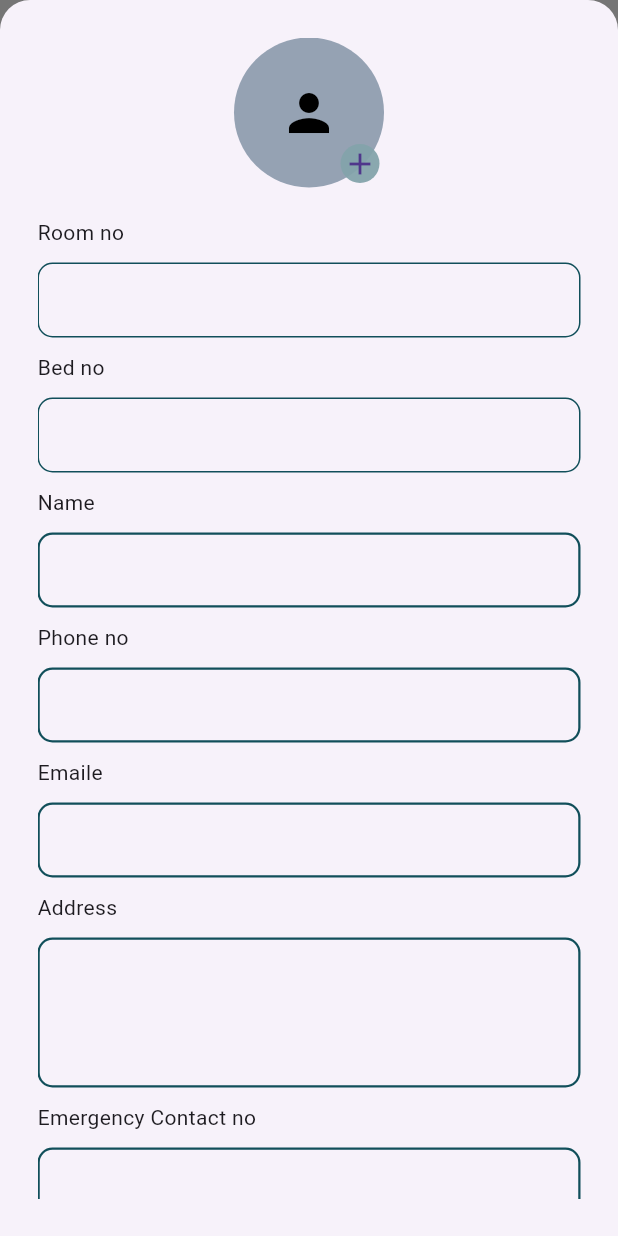
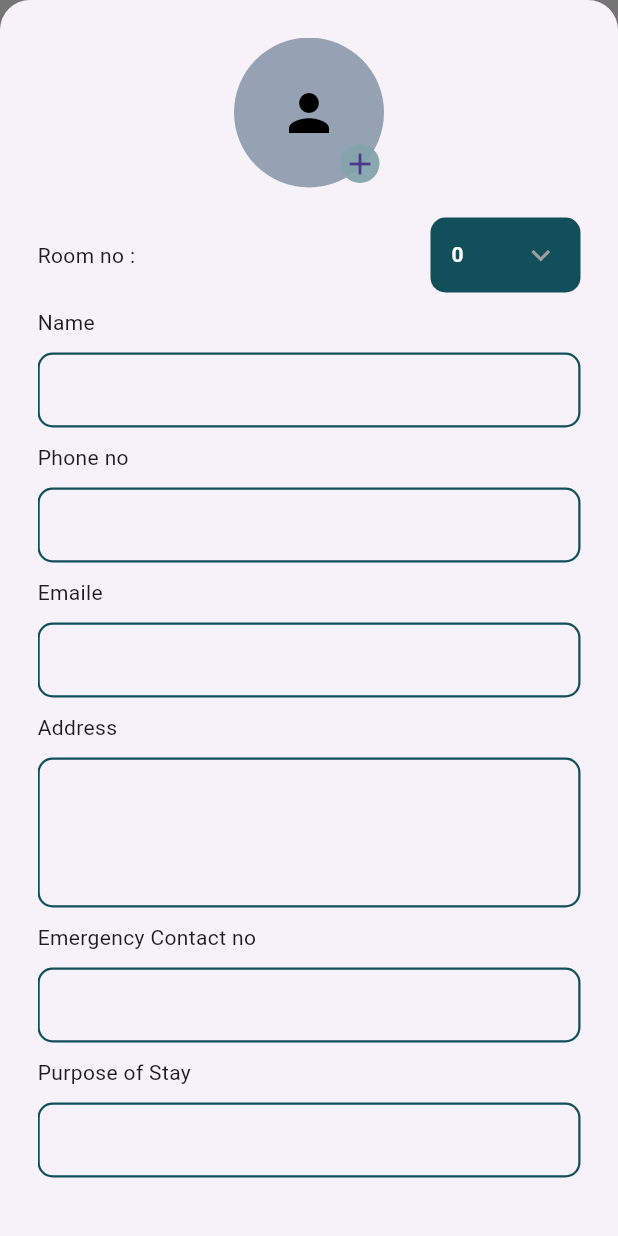
Before and after one commit to muhammed-aslam-pm/Hostel-Manager, a Flutter app: the BookedResidentDetailesScreen screen opened directly, after a tap on "Add To Residents", on a phone screen of 412 x 824 dp. Run offline on Flutter 3.47's test engine with Material 3 defaults, Android fonts, the phone set to English and light mode, and no system bars; drawn by our look-alikes of dropdown_button2; our stand-ins replace cached_network_image, cloud_firestore, connectivity_plus, firebase_auth, firebase_core, firebase_storage and 8 more; accounts and stored records are empty.

Commit message:
resident adding successfull ,room detailes updating according to residents update

```diff
--- a/lib/main.dart
+++ b/lib/main.dart
@@ -43,7 +43,7 @@ class MyApp extends StatelessWidget {
           create: (context) => OwnerNavBarController(),
         ),
         ChangeNotifierProvider(
-          create: (context) => residentsController(),
+          create: (context) => ResidentsController(),
         ),
         ChangeNotifierProvider(
           create: (context) => AccountSetUpScreenController(),
--- a/lib/model/resident_model.dart
+++ b/lib/model/resident_model.dart
@@ -4,6 +4,7 @@ class ResidentModel {
   ResidentModel(
       {this.id,
       required this.name,
+      required this.profilePic,
       required this.roomNo,
       required this.roomId,
       required this.phone,
@@ -15,6 +16,7 @@ class ResidentModel {
       required this.checkOut,
       required this.isRentPaid});
   final String? id;
+  final String profilePic;
   final String name;
   final int roomNo;
   final String roomId;
@@ -31,6 +33,7 @@ class ResidentModel {
     return {
       "RoomNo": roomNo,
       "Name": name,
+      "ProfilePhoto": profilePic,
       "RoomId": roomId,
       "Phone": phone,
       "Email": email,
@@ -58,7 +61,8 @@ class ResidentModel {
           purposOfStay: data["Name"] ?? "",
           checkIn: data["CheckIn"],
           checkOut: data["CheckOut"],
-          isRentPaid: data["Rentpaid"] ?? false);
+          isRentPaid: data["Rentpaid"] ?? false,
+          profilePic: data["ProfilePhoto"] ?? '');
     } else {
       return ResidentModel.empty();
     }
@@ -68,6 +72,7 @@ class ResidentModel {
       name: '',
       roomNo: 0,
       roomId: '',
+      profilePic: '',
       phone: '',
       email: '',
       address: '',
--- a/lib/view/residents_adding_form/residents_adding_form.dart
+++ b/lib/view/residents_adding_form/residents_adding_form.dart
@@ -1,15 +1,36 @@
 import 'package:flutter/material.dart';
+import 'package:hostel_management_app/controller/residents/residents_controller.dart';
 import 'package:hostel_management_app/utils/color_constants.dart';
 import 'package:hostel_management_app/utils/text_style_constatnts.dart';
+import 'package:hostel_management_app/view/global_widgets/custom_dropdown_button.dart';
+import 'package:provider/provider.dart';
 
-class ResidentsAddingPage extends StatelessWidget {
+class ResidentsAddingPage extends StatefulWidget {
   const ResidentsAddingPage({super.key});
 
   @override
+  State<ResidentsAddingPage> createState() => _ResidentsAddingPageState();
+}
+
+class _ResidentsAddingPageState extends State<ResidentsAddingPage> {
+  @override
+  void initState() {
+    Provider.of<ResidentsController>(context, listen: false).fetchVacantRooms();
+    // TODO: implement initState
+    super.initState();
+  }
+
+  @override
   Widget build(BuildContext context) {
+    final controller = Provider.of<ResidentsController>(context, listen: false);
+    const gap = SizedBox(
+      height: 10,
+    );
     return Container(
       padding: EdgeInsets.all(25),
       child: SingleChildScrollView(
+        child: Form(
+          key: controller.formKey,
           child: Column(
             crossAxisAlignment: CrossAxisAlignment.start,
             children: [
@@ -45,254 +66,117 @@ class ResidentsAddingPage extends StatelessWidget {
                   ),
                 ),
               ),
-            SizedBox(
-              height: 20,
+              gap,
+              gap,
+              Row(
+                mainAxisAlignment: MainAxisAlignment.spaceBetween,
+                children: [
+                  const Text("Room no :"),
+                  Consumer<ResidentsController>(
+                    builder: (context, value, child) => CustomDropdownButton1(
+                        selectedValue: controller.selectedRoom!,
+                        items: controller.vacantRoomNoList,
+                        onChanged: (p0) => controller.selectRoom(p0),
+                        height: 50,
+                        width: 100),
                   ),
-            Text("Room no"),
-            SizedBox(
-              height: 10,
+                ],
               ),
-            SizedBox(
-              height: 50,
-              child: TextFormField(
-                decoration: InputDecoration(
-                    enabledBorder: OutlineInputBorder(
-                      borderRadius: BorderRadius.circular(10),
-                      borderSide: BorderSide(
-                          width: 1, color: ColorConstants.primaryColor),
+              gap,
+              const Text("Name"),
+              gap,
+              CustomFormField(
+                controller: controller.nameController,
+                validator: (p0) => controller.fieldValidation(p0),
               ),
-                    focusedBorder: OutlineInputBorder(
-                      borderRadius: BorderRadius.circular(10),
-                      borderSide: BorderSide(
-                          width: 2, color: ColorConstants.primaryColor),
-                    )),
+              gap,
+              const Text("Phone no"),
+              gap,
+              CustomFormField(
+                controller: controller.phoneNoController,
+                validator: (p0) => controller.fieldValidation(p0),
               ),
+              gap,
+              const Text(
+                "Emaile",
               ),
-            SizedBox(
-              height: 10,
+              gap,
+              CustomFormField(
+                controller: controller.emailController,
+                validator: (p0) => controller.fieldValidation(p0),
               ),
-            Text("Bed no"),
-            SizedBox(
-              height: 10,
+              gap,
+              const Text("Address"),
+              gap,
+              CustomFormField(
+                controller: controller.addressController,
+                isExpanded: true,
+                validator: (p0) => controller.fieldValidation(p0),
               ),
-            SizedBox(
-              height: 50,
-              child: TextFormField(
-                decoration: InputDecoration(
-                    enabledBorder: OutlineInputBorder(
-                      borderRadius: BorderRadius.circular(10),
-                      borderSide: BorderSide(
-                          width: 1, color: ColorConstants.primaryColor),
+              gap,
+              const Text(
+                "Emergency Contact no",
               ),
-                    focusedBorder: OutlineInputBorder(
-                      borderRadius: BorderRadius.circular(10),
-                      borderSide: BorderSide(
-                          width: 2, color: ColorConstants.primaryColor),
-                    )),
+              gap,
+              CustomFormField(
+                controller: controller.emargencyContactController,
+                validator: (p0) => controller.fieldValidation(p0),
               ),
+              gap,
+              const Text("Purpose of Stay"),
+              gap,
+              CustomFormField(controller: controller.purposeController),
+              gap,
+              const Text(
+                "Joining date",
               ),
-            SizedBox(
-              height: 10,
-            ),
-            Text("Name"),
-            SizedBox(
-              height: 10,
-            ),
-            SizedBox(
-              height: 50,
-              child: TextFormField(
-                decoration: InputDecoration(
-                    enabledBorder: OutlineInputBorder(
-                      borderRadius: BorderRadius.circular(10),
-                      borderSide: BorderSide(
-                          width: 1.5, color: ColorConstants.primaryColor),
-                    ),
-                    focusedBorder: OutlineInputBorder(
-                      borderRadius: BorderRadius.circular(10),
-                      borderSide: BorderSide(
-                          width: 2, color: ColorConstants.primaryColor),
-                    )),
-              ),
-            ),
-            SizedBox(
-              height: 10,
-            ),
-            Text("Phone no"),
-            SizedBox(
-              height: 10,
-            ),
-            SizedBox(
-              height: 50,
-              child: TextFormField(
-                decoration: InputDecoration(
-                    enabledBorder: OutlineInputBorder(
-                      borderRadius: BorderRadius.circular(10),
-                      borderSide: BorderSide(
-                          width: 1.5, color: ColorConstants.primaryColor),
-                    ),
-                    focusedBorder: OutlineInputBorder(
-                      borderRadius: BorderRadius.circular(10),
-                      borderSide: BorderSide(
-                          width: 2, color: ColorConstants.primaryColor),
-                    )),
-              ),
-            ),
-            SizedBox(
-              height: 10,
-            ),
-            Text("Emaile"),
-            SizedBox(
-              height: 10,
-            ),
-            SizedBox(
-              height: 50,
-              child: TextFormField(
-                decoration: InputDecoration(
-                  enabledBorder: OutlineInputBorder(
-                    borderRadius: BorderRadius.circular(10),
-                    borderSide: BorderSide(
-                        width: 1.5, color: ColorConstants.primaryColor),
-                  ),
-                  focusedBorder: OutlineInputBorder(
-                    borderRadius: BorderRadius.circular(10),
-                    borderSide: BorderSide(
-                        width: 2, color: ColorConstants.primaryColor),
-                  ),
-                ),
-              ),
-            ),
-            SizedBox(
-              height: 10,
-            ),
-            Text("Address"),
-            SizedBox(
-              height: 10,
-            ),
-            SizedBox(
-              height: 100,
-              child: TextFormField(
-                maxLines: null,
-                expands: true,
-                decoration: InputDecoration(
-                  enabledBorder: OutlineInputBorder(
-                    borderRadius: BorderRadius.circular(10),
-                    borderSide: BorderSide(
-                        width: 1.5, color: ColorConstants.primaryColor),
-                  ),
-                  focusedBorder: OutlineInputBorder(
-                    borderRadius: BorderRadius.circular(10),
-                    borderSide: BorderSide(
-                        width: 2, color: ColorConstants.primaryColor),
-                  ),
-                ),
-              ),
-            ),
-            SizedBox(
-              height: 10,
-            ),
-            Text("Emergency Contact no"),
-            SizedBox(
-              height: 10,
-            ),
-            SizedBox(
-              height: 50,
-              child: TextFormField(
-                decoration: InputDecoration(
-                    enabledBorder: OutlineInputBorder(
-                      borderRadius: BorderRadius.circular(10),
-                      borderSide: BorderSide(
-                          width: 1.5, color: ColorConstants.primaryColor),
-                    ),
-                    focusedBorder: OutlineInputBorder(
-                      borderRadius: BorderRadius.circular(10),
-                      borderSide: BorderSide(
-                          width: 2, color: ColorConstants.primaryColor),
-                    )),
-              ),
-            ),
-            SizedBox(
-              height: 10,
-            ),
-            Text("Purpose of Stay"),
-            SizedBox(
-              height: 10,
-            ),
-            SizedBox(
-              height: 50,
-              child: TextFormField(
-                decoration: InputDecoration(
-                    enabledBorder: OutlineInputBorder(
-                      borderRadius: BorderRadius.circular(10),
-                      borderSide: BorderSide(
-                          width: 1.5, color: ColorConstants.primaryColor),
-                    ),
-                    focusedBorder: OutlineInputBorder(
-                      borderRadius: BorderRadius.circular(10),
-                      borderSide: BorderSide(
-                          width: 2, color: ColorConstants.primaryColor),
-                    )),
-              ),
-            ),
-            SizedBox(
-              height: 10,
-            ),
-            Text("Joining date"),
-            SizedBox(
-              height: 10,
-            ),
-            SizedBox(
-              height: 50,
-              child: TextFormField(
-                decoration: InputDecoration(
-                  enabledBorder: OutlineInputBorder(
-                    borderRadius: BorderRadius.circular(10),
-                    borderSide: BorderSide(
-                        width: 1.5, color: ColorConstants.primaryColor),
-                  ),
-                  focusedBorder: OutlineInputBorder(
-                    borderRadius: BorderRadius.circular(10),
-                    borderSide: BorderSide(
-                        width: 2, color: ColorConstants.primaryColor),
-                  ),
-                  suffixIcon: Icon(
+              gap,
+              CustomFormField(
+                controller: controller.checkInDateController,
+                validator: (p0) => controller.fieldValidation(p0),
+                suffixWidget: InkWell(
+                  onTap: () async {
+                    final date = await showDatePicker(
+                        context: context,
+                        initialDate: DateTime.now(),
+                        firstDate: DateTime(2024),
+                        lastDate: DateTime(2025));
+                    controller.setCheckInDate(date!);
+                  },
+                  child: Icon(
                     Icons.calendar_month_outlined,
                     color: ColorConstants.roomsBlackColor,
                   ),
                 ),
               ),
-            ),
-            SizedBox(
-              height: 10,
-            ),
-            Text("Ending Date (optional)"),
-            SizedBox(
-              height: 10,
-            ),
-            SizedBox(
-              height: 50,
-              child: TextFormField(
-                decoration: InputDecoration(
-                  enabledBorder: OutlineInputBorder(
-                    borderRadius: BorderRadius.circular(10),
-                    borderSide: BorderSide(
-                        width: 1.5, color: ColorConstants.primaryColor),
-                  ),
-                  focusedBorder: OutlineInputBorder(
-                    borderRadius: BorderRadius.circular(10),
-                    borderSide: BorderSide(
-                        width: 2, color: ColorConstants.primaryColor),
-                  ),
-                  suffixIcon: Icon(
+              gap,
+              const Text("Ending Date (optional)"),
+              gap,
+              CustomFormField(
+                  controller: controller.checkOutDateController,
+                  validator: (p0) => controller.fieldValidation(p0),
+                  suffixWidget: InkWell(
+                    onTap: () async {
+                      final date = await showDatePicker(
+                          context: context,
+                          initialDate: controller.checkInDate ?? DateTime(2024),
+                          firstDate: controller.checkInDate ?? DateTime(2024),
+                          lastDate: DateTime(2025));
+                      controller.setCheckOutDate(date!);
+                    },
+                    child: Icon(
                       Icons.calendar_month_outlined,
                       color: ColorConstants.roomsBlackColor,
                     ),
-                ),
-              ),
-            ),
-            SizedBox(
-              height: 10,
-            ),
+                  )),
+              gap,
               Center(
+                child: InkWell(
+                  onTap: () {
+                    if (controller.formKey.currentState!.validate()) {
+                      controller.addResident(context);
+                    }
+                  },
                   child: Container(
                     height: 50,
                     width: 150,
@@ -306,10 +190,53 @@ class ResidentsAddingPage extends StatelessWidget {
                       ),
                     ),
                   ),
+                ),
               )
             ],
+          ),
         ),
       ),
     );
   }
 }
+
+class CustomFormField extends StatelessWidget {
+  const CustomFormField({
+    super.key,
+    required this.controller,
+    this.suffixWidget,
+    this.isExpanded = false,
+    this.validator,
+  });
+  final TextEditingController controller;
+  final Widget? suffixWidget;
+  final bool isExpanded;
+  final String? Function(String?)? validator;
+
+  @override
+  Widget build(BuildContext context) {
+    return SizedBox(
+      height: isExpanded ? 100 : 50,
+      child: TextFormField(
+        expands: isExpanded,
+        validator: validator ?? null,
+        maxLines: isExpanded ? null : 1,
+        controller: controller,
+        textAlign: TextAlign.start,
+        textAlignVertical: TextAlignVertical.top,
+        decoration: InputDecoration(
+            enabledBorder: OutlineInputBorder(
+              borderRadius: BorderRadius.circular(10),
+              borderSide:
+                  BorderSide(width: 1.5, color: ColorConstants.primaryColor),
+            ),
+            focusedBorder: OutlineInputBorder(
+              borderRadius: BorderRadius.circular(10),
+              borderSide:
+                  BorderSide(width: 2, color: ColorConstants.primaryColor),
+            ),
+            suffixIcon: suffixWidget ?? null),
+      ),
+    );
+  }
+}
```
Also changed, not shown: lib/controller/bookings/bookings_controller.dart (+11 -10 lines), lib/controller/residents/residents_controller.dart (+145 -5 lines), lib/controller/residents/residents_repository.dart (+5 -2 lines). Lines whose indentation alone changed are shown as unchanged.
